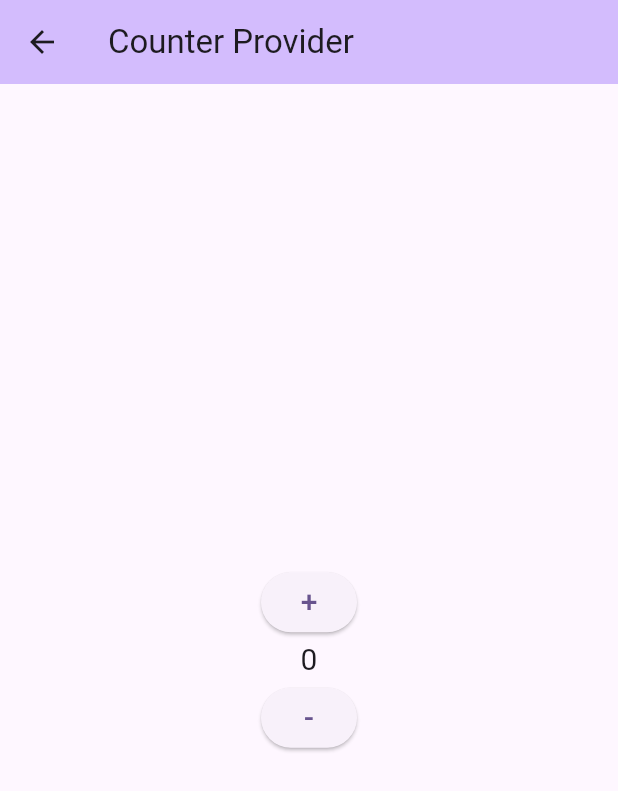
After one commit to litletree/Mobile_App, a Flutter app: the screen it shows after launch, after a tap on "Counter Provider", on a phone screen of 412 x 824 dp. The commit adds this screen. Shown: the top 791 px of the screen. Run offline on Flutter 3.47's test engine with Material 3 defaults, Android fonts, the phone set to English and light mode, and no system bars.

```diff
--- /dev/null
+++ b/lib/app_state/changenotifier_counter.dart
@@ -0,0 +1,13 @@
+import 'package:flutter/foundation.dart';
+
+class CounterState extends ChangeNotifier{
+  int count = 0; // trạng thái của ứng dụng
+  tang(){
+    count++;
+    notifyListeners();
+  }
+  giam(){
+    count--;
+    notifyListeners();
+  }
+}
--- /dev/null
+++ b/lib/app_state/page_counter.dart
@@ -0,0 +1,65 @@
+import 'package:phuchung_63130476/app_state/changenotifier_counter.dart';
+import 'package:provider/provider.dart';
+import 'package:flutter/material.dart';
+
+class CounterProvider extends StatelessWidget {
+  const CounterProvider({super.key});
+
+  @override
+  Widget build(BuildContext context) {
+
+    return ChangeNotifierProvider(
+        create: (Context) => CounterState(),
+        child: PageCounter(),
+    );
+  }
+}
+
+class PageCounter extends StatelessWidget {
+  const PageCounter({super.key});
+
+  @override
+  Widget build(BuildContext context) {
+    //var counter = context.watch<CounterState>();
+    int? v = 0;
+    return Scaffold(
+      appBar: AppBar(
+        title: Text("Counter Provider"),
+        backgroundColor: Theme.of(context).colorScheme.inversePrimary,
+      ),
+      body: Center(
+        child: Column(
+          mainAxisAlignment:
+            MainAxisAlignment.center,
+          children: [
+            ElevatedButton(
+                onPressed: () {
+                  var c = context.read<CounterState>().tang();
+                },
+                child: Text("+", style: TextStyle(fontSize: 20),),
+            ),
+            Consumer<CounterState>(
+                child: Text("$v", style: TextStyle(fontSize: 20, color: Colors.red),),
+                builder: (context, value, child){
+                  v = value.count;
+                  print("Gia tri v: $v");
+                  return Column(
+                    children: [
+                      Text("${value.count}",
+                      style: TextStyle(fontSize: 20),),
+                    ],
+                  );
+                }
+            ),
+            ElevatedButton(
+                onPressed: () {
+                  var c = context.read<CounterState>().giam();
+                },
+                child: Text("-", style: TextStyle(fontSize: 20),),
+            ),
+          ],
+        ),
+      ),
+    );
+  }
+}
--- a/lib/page_home.dart
+++ b/lib/page_home.dart
@@ -1,8 +1,10 @@
 import 'package:flutter/material.dart';
+import 'package:phuchung_63130476/app_state/page_counter.dart';
 import 'package:phuchung_63130476/list_view/list_view.dart';
 import 'package:phuchung_63130476/page_profile.dart';
 import 'package:phuchung_63130476/page_test.dart';
 import 'package:phuchung_63130476/routing/my_route.dart';
+import 'package:phuchung_63130476/app_state/changenotifier_counter.dart';
 
 class PageHome extends StatelessWidget {
   const PageHome({super.key});
@@ -26,6 +28,8 @@ class PageHome extends StatelessWidget {
               _buildButton(context, lable: "My List View", destination: PageListView()),
               SizedBox(height: 10,),
               _buildButton(context, lable: "My First Page", destination: FirstPage()),
+              SizedBox(height: 10,),
+              _buildButton(context, lable: "Counter Provider", destination: CounterProvider()),
             ],
           ),
         ),
--- a/lib/page_test.dart
+++ b/lib/page_test.dart
@@ -1,5 +1,6 @@
 import 'package:flutter/material.dart';
 import 'package:flutter/cupertino.dart';
+import 'package:provider/provider.dart';
 
 class MyTest extends StatefulWidget {
   const MyTest ({super.key});
--- a/pubspec.yaml
+++ b/pubspec.yaml
@@ -30,6 +30,7 @@ environment:
 dependencies:
   flutter:
     sdk: flutter
+  provider: ^6.1.2
 
 
   # The following adds the Cupertino Icons font to your application.
```
Also changed, not shown: pubspec.lock.
